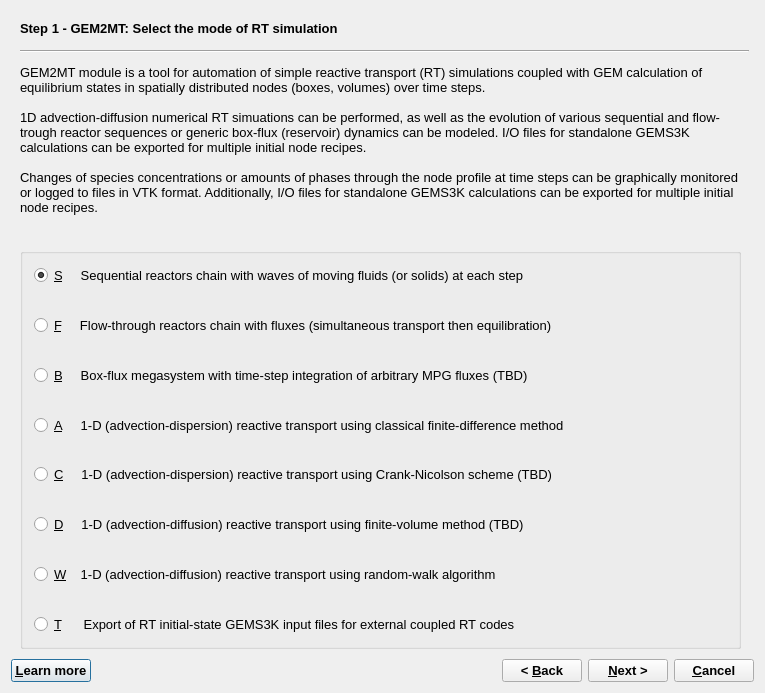
The window that GUI/Dialogs4/GEM2MTWizard4.ui (gemshub/GEMSGUI) describes before a commit, drawn with Qt 5.
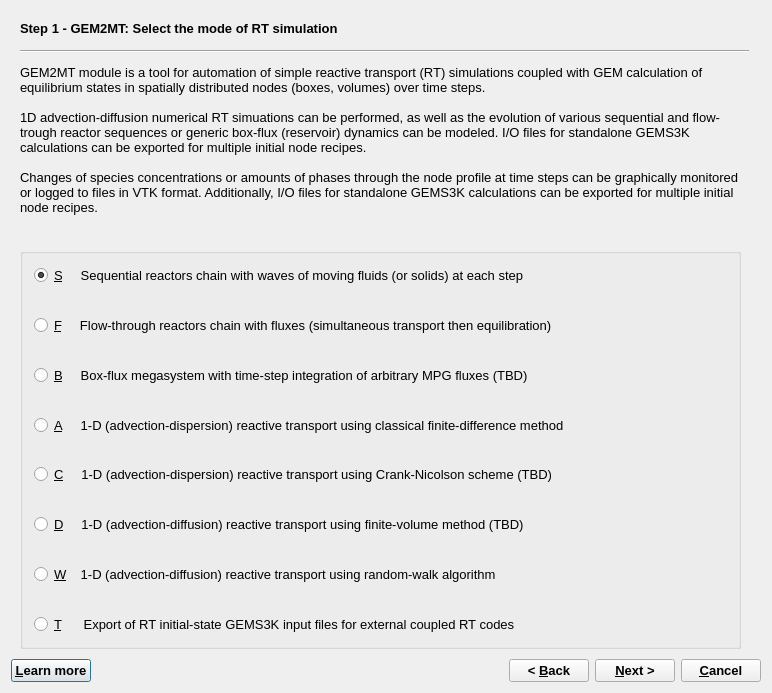
The same window after the commit. The open tabs and pages were chosen to show the change.

Commit message: Minor bigfixes in GEM2MT wizard script generator

```diff
--- a/GUI/Dialogs4/GEM2MTWizard4.ui
+++ b/GUI/Dialogs4/GEM2MTWizard4.ui
@@ -9,7 +9,7 @@
    <rect>
     <x>0</x>
     <y>0</y>
-    <width>765</width>
+    <width>772</width>
     <height>693</height>
    </rect>
   </property>
```
Left out of the diff: 2 changed lines with no effect on the pictures. The commit also changes 1 other file.
